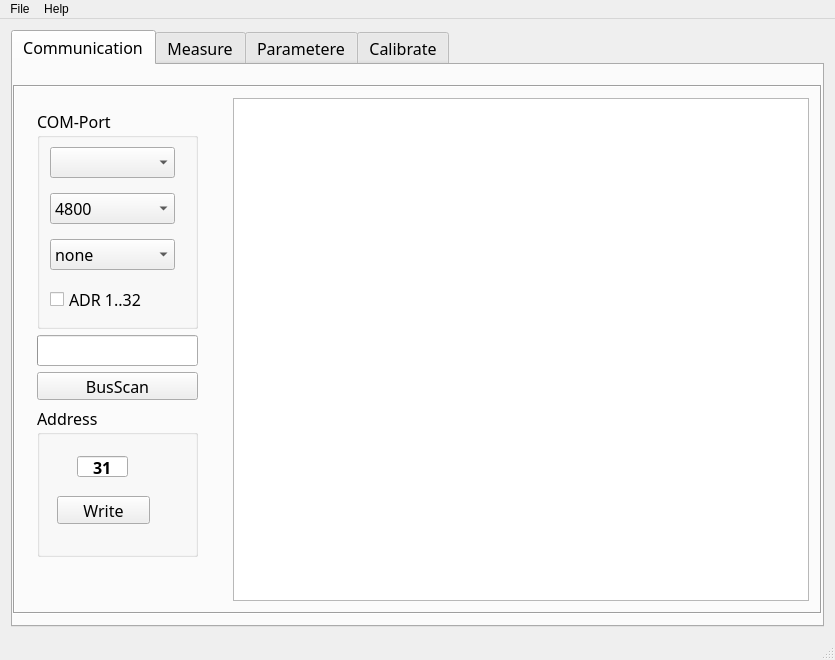
Before: the Qt Designer form mainwindow.ui in byteman/WFace, drawn with Qt 5.
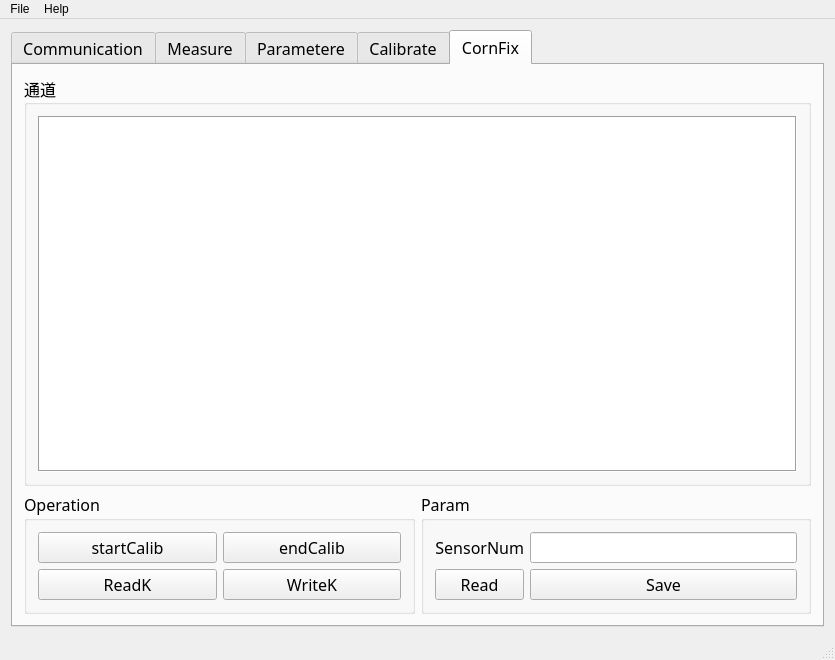
After: the same form once the commit is applied.

Diff of the .ui file:
```diff
--- a/mainwindow.ui
+++ b/mainwindow.ui
@@ -44,7 +44,7 @@
        <string notr="true"/>
       </property>
       <property name="currentIndex">
-       <number>0</number>
+       <number>4</number>
       </property>
       <widget class="QWidget" name="tab">
        <attribute name="title">
@@ -1341,6 +1341,132 @@
         </item>
        </layout>
       </widget>
+      <widget class="QWidget" name="CornFix">
+       <attribute name="title">
+        <string>CornFix</string>
+       </attribute>
+       <layout class="QVBoxLayout" name="verticalLayout_8">
+        <item>
+         <widget class="QGroupBox" name="groupBox_8">
+          <property name="title">
+           <string>通道</string>
+          </property>
+          <layout class="QVBoxLayout" name="verticalLayout_7">
+           <item>
+            <widget class="QTableWidget" name="tblCornFix">
+             <property name="font">
+              <font>
+               <pointsize>14</pointsize>
+              </font>
+             </property>
+             <property name="frameShape">
+              <enum>QFrame::Box</enum>
+             </property>
+             <attribute name="horizontalHeaderDefaultSectionSize">
+              <number>200</number>
+             </attribute>
+            </widget>
+           </item>
+          </layout>
+         </widget>
+        </item>
+        <item>
+         <layout class="QHBoxLayout" name="horizontalLayout_9">
+          <item>
+           <widget class="QGroupBox" name="groupBox_9">
+            <property name="sizePolicy">
+             <sizepolicy hsizetype="Expanding" vsizetype="Fixed">
+              <horstretch>0</horstretch>
+              <verstretch>0</verstretch>
+             </sizepolicy>
+            </property>
+            <property name="minimumSize">
+             <size>
+              <width>0</width>
+              <height>80</height>
+             </size>
+            </property>
+            <property name="title">
+             <string>Operation</string>
+            </property>
+            <layout class="QGridLayout" name="gridLayout_4">
+             <item row="0" column="1">
+              <widget class="QPushButton" name="pushButton_2">
+               <property name="text">
+                <string>endCalib</string>
+               </property>
+              </widget>
+             </item>
+             <item row="0" column="0">
+              <widget class="QPushButton" name="btnStartCalib">
+               <property name="text">
+                <string>startCalib</string>
+               </property>
+              </widget>
+             </item>
+             <item row="1" column="0">
+              <widget class="QPushButton" name="pushButton_3">
+               <property name="text">
+                <string>ReadK</string>
+               </property>
+              </widget>
+             </item>
+             <item row="1" column="1">
+              <widget class="QPushButton" name="pushButton_4">
+               <property name="text">
+                <string>WriteK</string>
+               </property>
+              </widget>
+             </item>
+            </layout>
+           </widget>
+          </item>
+          <item>
+           <widget class="QGroupBox" name="groupBox_4">
+            <property name="title">
+             <string>Param</string>
+            </property>
+            <layout class="QGridLayout" name="gridLayout_3">
+             <item row="3" column="0">
+              <widget class="QPushButton" name="pushButton_5">
+               <property name="text">
+                <string>Read</string>
+               </property>
+              </widget>
+             </item>
+             <item row="1" column="0">
+              <widget class="QLabel" name="txtSensorNum">
+               <property name="sizePolicy">
+                <sizepolicy hsizetype="Preferred" vsizetype="Fixed">
+                 <horstretch>0</horstretch>
+                 <verstretch>0</verstretch>
+                </sizepolicy>
+               </property>
+               <property name="text">
+                <string>SensorNum</string>
+               </property>
+               <property name="alignment">
+                <set>Qt::AlignRight|Qt::AlignTrailing|Qt::AlignVCenter</set>
+               </property>
+              </widget>
+             </item>
+             <item row="1" column="1">
+              <widget class="QLineEdit" name="edtSensorFullSpan_2"/>
+             </item>
+             <item row="3" column="1">
+              <widget class="QPushButton" name="btnSensorWrite_2">
+               <property name="text">
+                <string>Save</string>
+               </property>
+              </widget>
+             </item>
+            </layout>
+           </widget>
+          </item>
+         </layout>
+        </item>
+       </layout>
+      </widget>
      </widget>
     </item>
    </layout>
```
